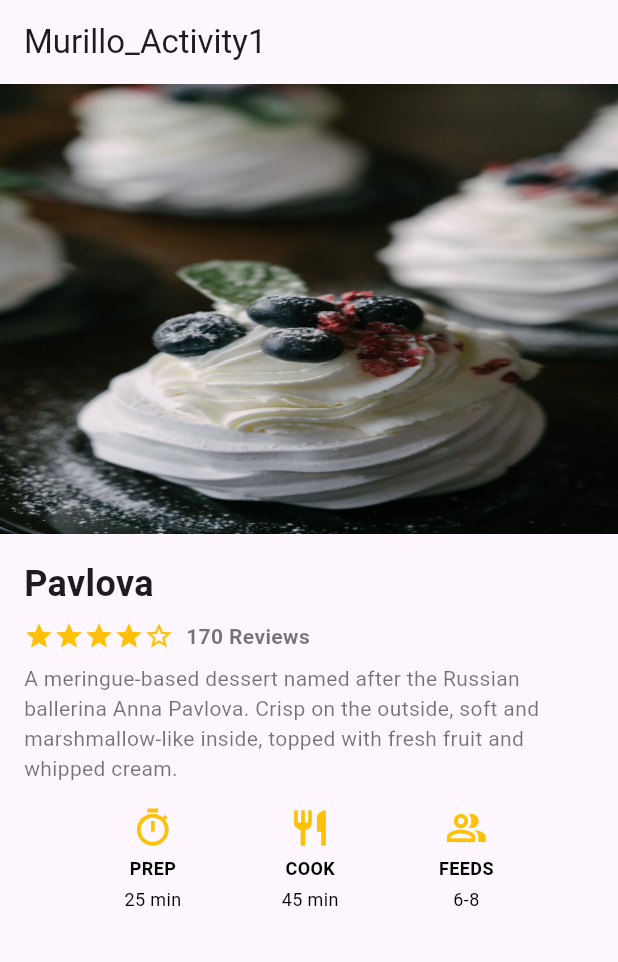
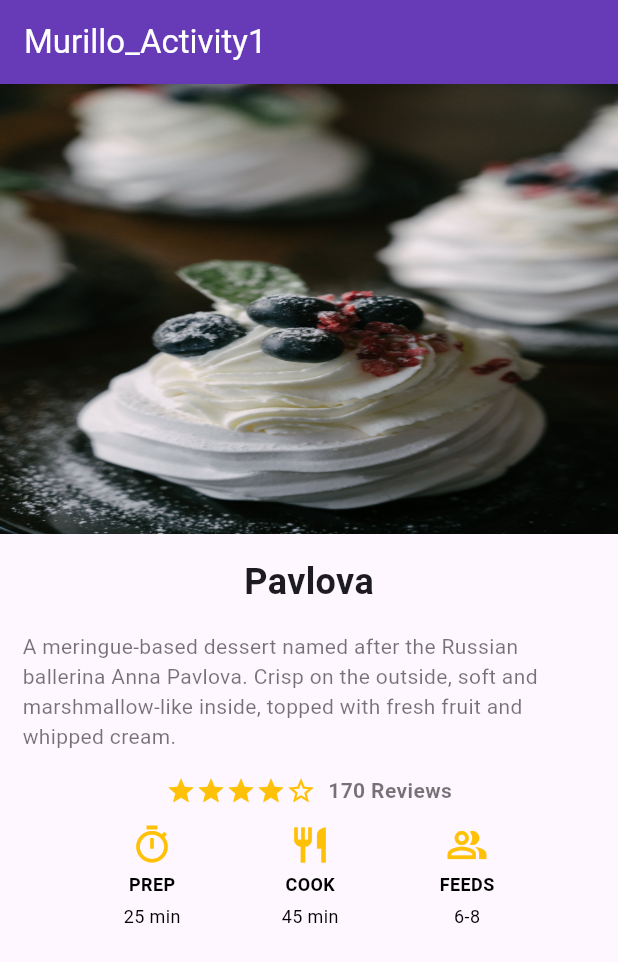
Before and after one commit to 90377Sednaaa/Flutter-Activity-1, a Flutter app: the screen it shows after launch, on a phone screen of 412 x 824 dp. Shown: the top 962 px of the screen. Run offline on Flutter 3.47's test engine with Material 3 defaults, Android fonts, the phone set to English and light mode, and no system bars.

Commit message:
Set AppBar background and foreground colors

```diff
--- a/lib/pavlova.dart
+++ b/lib/pavlova.dart
@@ -6,7 +6,11 @@ class Pavlova extends StatelessWidget {
   @override
   Widget build(BuildContext context) {
     return Scaffold(
-      appBar: AppBar(title: const Text('Murillo_Activity1')),
+      appBar: AppBar(
+        title: const Text('Murillo_Activity1'),
+        backgroundColor: Colors.deepPurple,
+        foregroundColor: Colors.white,
+      ),
       body: SingleChildScrollView(
         child: Column(
           crossAxisAlignment: CrossAxisAlignment.start,
@@ -18,9 +22,9 @@ class Pavlova extends StatelessWidget {
               fit: BoxFit.fill,
             ),
             Padding(
-              padding: const EdgeInsets.all(16.0),
+              padding: const EdgeInsets.all(15.0),
               child: Column(
-                crossAxisAlignment: CrossAxisAlignment.start,
+                crossAxisAlignment: CrossAxisAlignment.center,
                 children: [
                   const Text(
                     'Pavlova',
@@ -30,7 +34,6 @@ class Pavlova extends StatelessWidget {
                     ),
                   ),
                   const SizedBox(height: 8.0),
-                  buildRatingRow(),
                   const SizedBox(height: 8.0),
                   const Text(
                     'A meringue-based dessert named after the Russian '
@@ -40,6 +43,8 @@ class Pavlova extends StatelessWidget {
                     style: TextStyle(fontSize: 14.0, color: Colors.black54),
                   ),
                   const SizedBox(height: 16.0),
+                  buildRatingRow(),
+                  const SizedBox(height: 12.0),
                   buildRowTabs(),
                 ],
               ),
```
